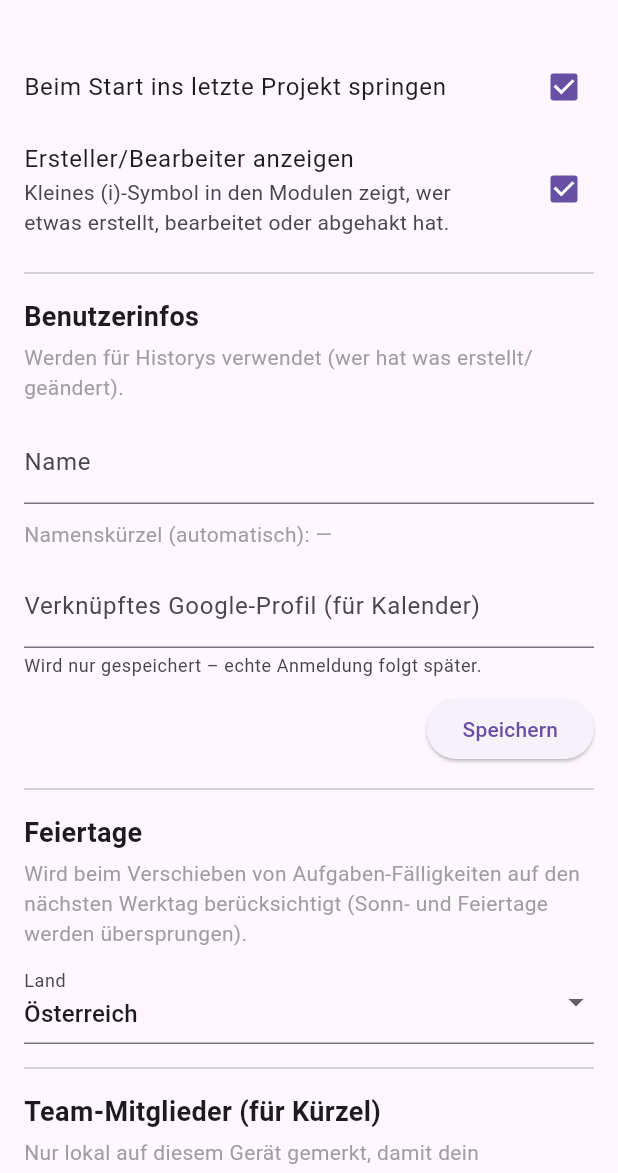
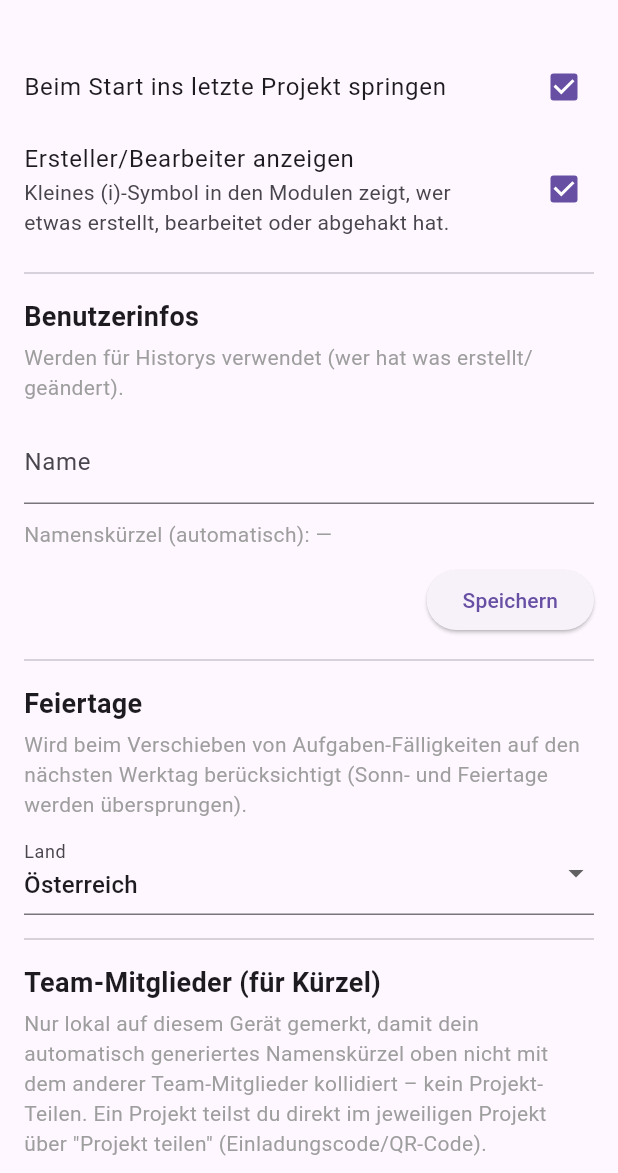
Before and after one commit to VR91Os/Erwinator, a Flutter app: the SettingsScreen screen opened directly, on a phone screen of 412 x 824 dp, the part 63-1236 px from its top. Run offline on Flutter 3.47's test engine with Material 3 defaults, Android fonts, the phone set to English and light mode, and no system bars; our stand-ins replace file_picker, flutter_contacts, flutter_local_notifications, flutter_timezone, open_filex, qr_flutter and 5 more; missing offline and left inert: android_intent_plus, mobile_scanner, pdf_manipulator; accounts and stored records are empty.

Commit message:
Finanzen-Betragseingabe-Bug behoben, Kontakt-Zusatzoption ergänzt, Google-Kalender-Feld ausgeblendet
- ThousandsSeparatorInputFormatter: springendes Komma nach ca. 4-5 Ziffern
  behoben (alte Tausenderpunkte wurden bei jedem Tastendruck fälschlich
  als neu getippter Dezimaltrenner interpretiert)
- Brutto/Netto/Beide-Anzeige im Finanzmodul unter die Modul-Überschrift
  formatiert statt lose rechtsbündig zu schweben
- Kontaktpersonen haben jetzt ein Zusatzoptionen-Feld (z.B. Maurer,
  Baumeister)
- Google-Kalender-Profilfeld in den Einstellungen auskommentiert
  (Integration vorerst nicht weiterverfolgt)

```diff
--- a/lib/models/modules/contact_module.dart
+++ b/lib/models/modules/contact_module.dart
@@ -12,6 +12,10 @@ class ContactPerson {
   // Nur erfasst/angezeigt, wenn Project.showContactEmail aktiv ist (siehe
   // overview_settings_screen.dart) - bleibt sonst leer.
   String email;
+  // Freitext-Zusatzoption zur Person, z.B. Gewerk/Rolle wie "Maurer",
+  // "Baumeister" - unabhängig vom (übergeordneten) Modul-Namen, da eine
+  // Person auch mehrere Rollen gleichzeitig haben kann.
+  String role;
   DateTime updatedAt;
 
   ContactPerson({
@@ -19,6 +23,7 @@ class ContactPerson {
     this.name = '',
     this.phone = '',
     this.email = '',
+    this.role = '',
     DateTime? updatedAt,
   }) : updatedAt = updatedAt ?? DateTime.now();
 
@@ -27,6 +32,7 @@ class ContactPerson {
         'name': name,
         'phone': phone,
         'email': email,
+        'role': role,
         'updatedAt': updatedAt.toIso8601String(),
       };
 
@@ -35,6 +41,7 @@ class ContactPerson {
         name: map['name'] as String? ?? '',
         phone: map['phone'] as String? ?? '',
         email: map['email'] as String? ?? '',
+        role: map['role'] as String? ?? '',
         updatedAt: map['updatedAt'] == null
             ? DateTime.fromMillisecondsSinceEpoch(0)
             : DateTime.parse(map['updatedAt'] as String),
--- a/lib/screens/settings_screen.dart
+++ b/lib/screens/settings_screen.dart
@@ -162,15 +162,18 @@ class _SettingsScreenState extends State<SettingsScreen> {
             "Namenskürzel (automatisch): $kurzzeichenPreview",
             style: const TextStyle(color: Colors.grey),
           ),
-          const SizedBox(height: 10),
-          TextField(
-            controller: _googleController,
-            decoration: const InputDecoration(
-              labelText: "Verknüpftes Google-Profil (für Kalender)",
-              helperText:
-                  "Wird nur gespeichert – echte Anmeldung folgt später.",
-            ),
-          ),
+          // Google-Kalender-Anbindung vorerst nicht weiterverfolgt (siehe
+          // Entscheidung 2026-08-28) - Eingabefeld daher ausgeblendet,
+          // _googleController/googleAccountEmail bleiben aber bestehen.
+          // const SizedBox(height: 10),
+          // TextField(
+          //   controller: _googleController,
+          //   decoration: const InputDecoration(
+          //     labelText: "Verknüpftes Google-Profil (für Kalender)",
+          //     helperText:
+          //         "Wird nur gespeichert – echte Anmeldung folgt später.",
+          //   ),
+          // ),
           const SizedBox(height: 10),
           Align(
             alignment: Alignment.centerRight,
```
Also changed, not shown: lib/state/project_store.dart (+5 -2 lines), lib/utils/amount_format.dart (+32 -2 lines), lib/widgets/modules/contact_module_widget.dart (+33 -0 lines), lib/widgets/modules/finance_module_widget.dart (+20 -4 lines).
